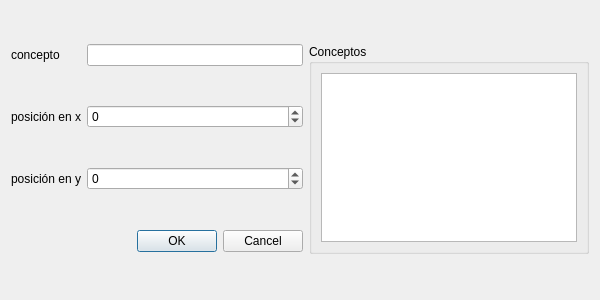
The window that codigo/interfaz/editarconceptoventana.ui (lenis96/proyecto) describes before a commit, drawn with Qt 5.
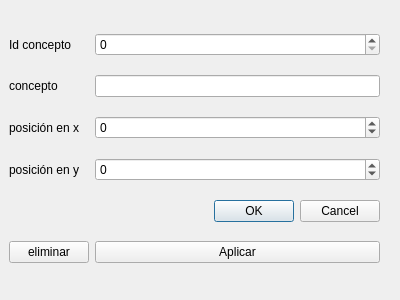
The same window after the commit.

What changed in the file:
```diff
--- a/codigo/interfaz/editarconceptoventana.ui
+++ b/codigo/interfaz/editarconceptoventana.ui
@@ -9,7 +9,7 @@
    <rect>
     <x>0</x>
     <y>0</y>
-    <width>600</width>
+    <width>400</width>
     <height>300</height>
    </rect>
   </property>
@@ -21,13 +21,13 @@
   </property>
   <property name="minimumSize">
    <size>
-    <width>600</width>
+    <width>400</width>
     <height>300</height>
    </size>
   </property>
   <property name="maximumSize">
    <size>
-    <width>600</width>
+    <width>400</width>
     <height>300</height>
    </size>
   </property>
@@ -37,37 +37,41 @@
   <property name="modal">
    <bool>true</bool>
   </property>
-  <layout class="QGridLayout" name="gridLayout_2">
-   <item row="0" column="0">
+  <widget class="QWidget" name="layoutWidget">
+   <property name="geometry">
+    <rect>
+     <x>9</x>
+     <y>20</y>
+     <width>371</width>
+     <height>261</height>
+    </rect>
+   </property>
+   <layout class="QGridLayout" name="gridLayout">
+    <item row="1" column="1">
+     <widget class="QSpinBox" name="spinBox_3">
+      <property name="maximum">
+       <number>68</number>
+      </property>
+     </widget>
+    </item>
+    <item row="2" column="0">
     <widget class="QLabel" name="label">
      <property name="text">
       <string>concepto</string>
      </property>
     </widget>
    </item>
-   <item row="0" column="1">
+    <item row="2" column="1">
     <widget class="QLineEdit" name="lineEdit"/>
    </item>
-   <item row="0" column="2" rowspan="4">
-    <widget class="QGroupBox" name="groupBox">
-     <property name="title">
-      <string>Conceptos</string>
-     </property>
-     <layout class="QGridLayout" name="gridLayout">
-      <item row="0" column="0">
-       <widget class="QListView" name="listView"/>
-      </item>
-     </layout>
-    </widget>
-   </item>
-   <item row="1" column="0">
+    <item row="3" column="0">
     <widget class="QLabel" name="label_2">
      <property name="text">
       <string>posición en x</string>
      </property>
     </widget>
    </item>
-   <item row="1" column="1">
+    <item row="3" column="1">
     <widget class="QSpinBox" name="spinBox_2">
      <property name="minimum">
       <number>-5000</number>
@@ -77,14 +81,21 @@
      </property>
     </widget>
    </item>
-   <item row="2" column="0">
+    <item row="4" column="0">
     <widget class="QLabel" name="label_3">
      <property name="text">
       <string>posición en y</string>
      </property>
     </widget>
    </item>
-   <item row="2" column="1">
+    <item row="1" column="0">
+     <widget class="QLabel" name="label_4">
+      <property name="text">
+       <string>Id concepto</string>
+      </property>
+     </widget>
+    </item>
+    <item row="4" column="1">
     <widget class="QSpinBox" name="spinBox">
      <property name="minimum">
       <number>-5000</number>
@@ -94,7 +105,7 @@
      </property>
     </widget>
    </item>
-   <item row="3" column="0" colspan="2">
+    <item row="7" column="0" colspan="2">
     <widget class="QDialogButtonBox" name="buttonBox_2">
      <property name="orientation">
       <enum>Qt::Horizontal</enum>
@@ -104,7 +115,22 @@
      </property>
     </widget>
    </item>
-  </layout>
+    <item row="8" column="1">
+     <widget class="QPushButton" name="pushButton">
+      <property name="text">
+       <string>Aplicar</string>
+      </property>
+     </widget>
+    </item>
+    <item row="8" column="0">
+     <widget class="QPushButton" name="pushButton_2">
+      <property name="text">
+       <string>eliminar</string>
+      </property>
+     </widget>
+    </item>
+   </layout>
+  </widget>
  </widget>
  <resources/>
  <connections>
```
Lines whose indentation alone changed are shown as unchanged.
